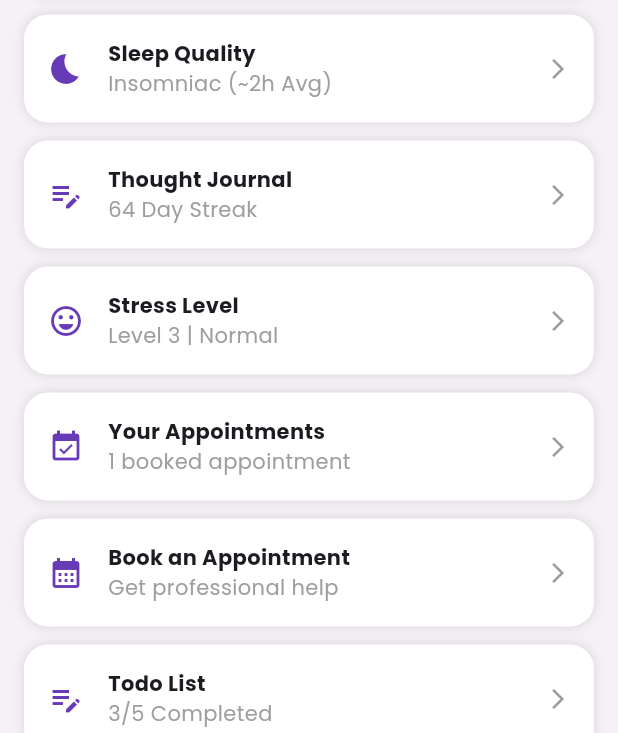
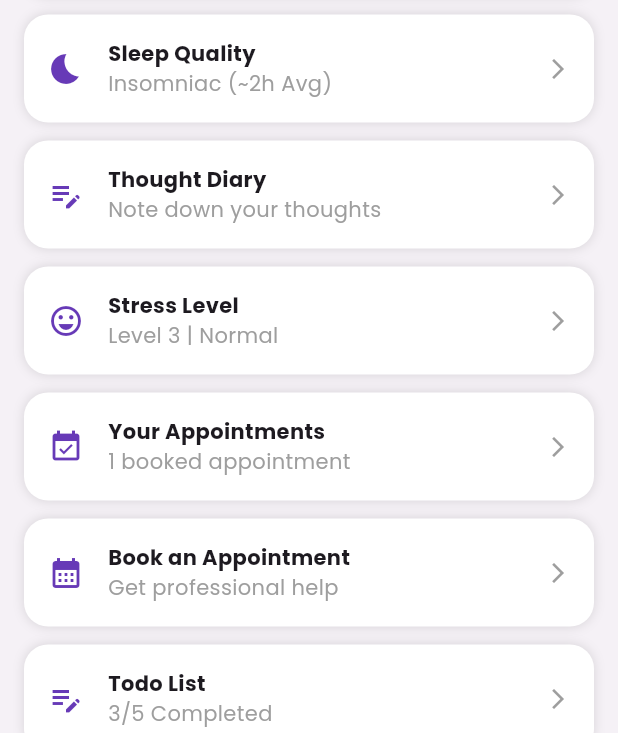
Before and after one commit to hasnat0006/SDP, a Flutter app: the DashboardPage screen opened directly, on a phone screen of 412 x 824 dp, the part 503-1236 px from its top. Run offline on Flutter 3.47's test engine with Material 3 defaults, Android fonts, the light colour scheme and no system bars; drawn by our look-alikes of fl_chart; our stand-ins replace awesome_notifications, file_picker, flutter_dotenv, google_fonts, image_picker, permission_handler and 1 more; accounts and stored records are empty.

Commit message:
journal-->diary

```diff
--- a/mindora/lib/dashboard/p_dashboard.dart
+++ b/mindora/lib/dashboard/p_dashboard.dart
@@ -254,8 +254,8 @@ class _DashboardPageState extends State<DashboardPage> {
         ),
         _trackerTile(
           Icons.edit_note,
-          'Thought Journal',
-          '64 Day Streak',
+          'Thought Diary',
+          'Note down your thoughts',
           context,
           onTap: () {
             Navigator.push(
--- a/mindora/lib/journal/journal.dart
+++ b/mindora/lib/journal/journal.dart
@@ -99,7 +99,7 @@ class _JournalPageState extends State<JournalPage> {
 
       ScaffoldMessenger.of(context).showSnackBar(
         SnackBar(
-          content: Text('Journal saved with ${MoodDetector.getMoodDisplayName(moodToSave)} mood!'),
+          content: Text('Diary saved with ${MoodDetector.getMoodDisplayName(moodToSave)} mood!'),
           backgroundColor: MoodDetector.getMoodColor(moodToSave),
           duration: const Duration(seconds: 2),
         ),
@@ -108,7 +108,7 @@ class _JournalPageState extends State<JournalPage> {
       print('❌ Error in _handleSaveJournal: $e');
       ScaffoldMessenger.of(context).showSnackBar(
         const SnackBar(
-          content: Text('Failed to save journal.'),
+          content: Text('Failed to save entry.'),
           backgroundColor: Colors.red,
           duration: Duration(seconds: 2),
         ),
@@ -234,7 +234,7 @@ class _JournalPageState extends State<JournalPage> {
           },
         ),
         title: const Text(
-          "New Journal",
+          "New Entry",
           style: TextStyle(
             color: Colors.black87,
             fontWeight: FontWeight.bold,
@@ -277,7 +277,7 @@ class _JournalPageState extends State<JournalPage> {
             TextField(
               controller: _titleController,
               decoration: InputDecoration(
-                hintText: 'Title your journal...',
+                hintText: 'Title your entry...',
                 hintStyle: const TextStyle(color: Colors.black54),
                 border: InputBorder.none,
                 focusedBorder: UnderlineInputBorder(
@@ -322,7 +322,7 @@ class _JournalPageState extends State<JournalPage> {
                 ),
                 onPressed: _handleSaveJournal,
                 child: Text(
-                  'Save Journal - ${MoodDetector.getMoodDisplayName(currentMood)}',
+                  'Save Entry - ${MoodDetector.getMoodDisplayName(currentMood)}',
                   style: const TextStyle(
                     color: Colors.white,
                     fontWeight: FontWeight.bold,
--- a/mindora/lib/journal/journal_history.dart
+++ b/mindora/lib/journal/journal_history.dart
@@ -74,7 +74,7 @@ class _JournalHistoryPageState extends State<JournalHistoryPage> {
         journalEntries = loadedEntries;
       });
     } catch (e) {
-      debugPrint('Error loading journal entries: $e');
+      debugPrint('Error loading diary entries: $e');
     }
   }
 
@@ -157,7 +157,7 @@ class _JournalHistoryPageState extends State<JournalHistoryPage> {
               child: sortedEntries.isEmpty
                   ? const Center(
                       child: Text(
-                        'No journal entries found',
+                        'No Diary entries found',
                         style: TextStyle(
                           color: Colors.black54,
                           fontSize: 16,
@@ -417,7 +417,7 @@ class _JournalHistoryPageState extends State<JournalHistoryPage> {
                 });
                 Navigator.pop(context);
                 ScaffoldMessenger.of(context).showSnackBar(
-                  const SnackBar(content: Text('Journal entry deleted')),
+                  const SnackBar(content: Text('Diary entry deleted')),
                 );
               } else {
                 Navigator.pop(context);
```
